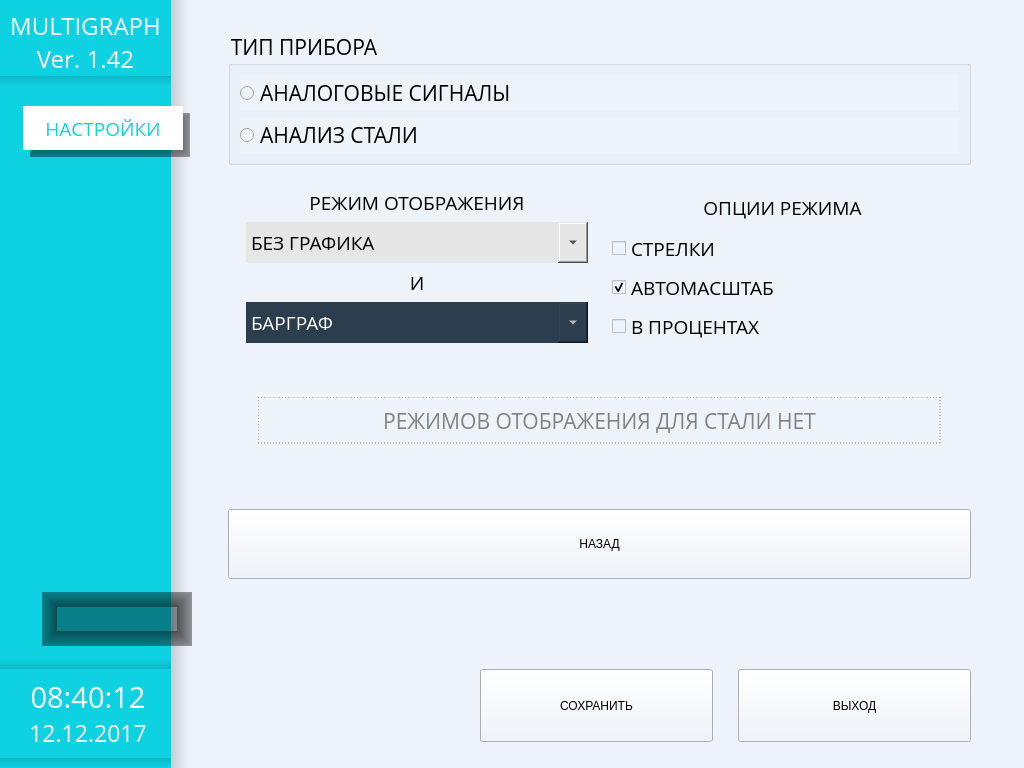
Above: menu.ui from tomyqg/topaz-m before the change. Below: the same form after it.
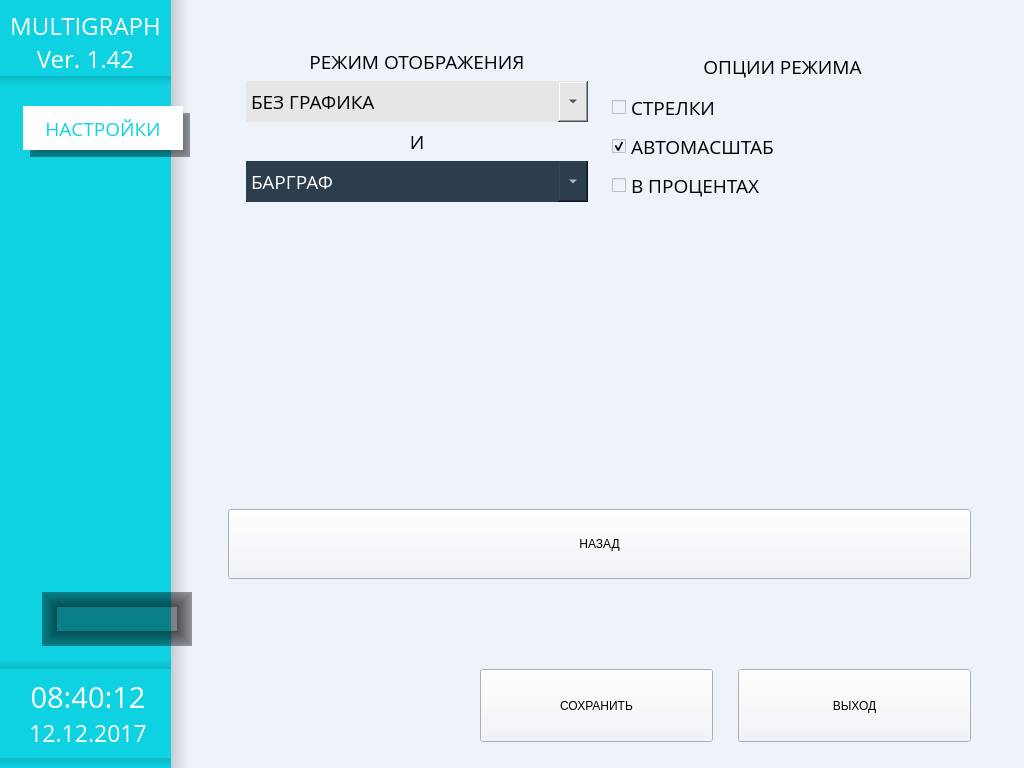
That is the form after the change. The open tabs and pages were chosen to show the change. Icons and pictures are not drawn. Custom widgets are drawn as their Qt base class.

Commit message: Скрытие  некоторых кнопок в режиме Анализа стали

The edit to the form file:
```diff
--- a/menu.ui
+++ b/menu.ui
@@ -3622,47 +3622,6 @@
              <property name="rightMargin">
               <number>53</number>
              </property>
-             <item>
-              <widget class="QGroupBox" name="groupBoxTypePribor">
-               <property name="font">
-                <font>
-                 <family>Open Sans</family>
-                 <pointsize>16</pointsize>
-                </font>
-               </property>
-               <property name="title">
-                <string>ТИП ПРИБОРА</string>
-               </property>
-               <layout class="QVBoxLayout" name="verticalLayout_18">
-                <item>
-                 <widget class="QRadioButton" name="radioButAnalogModes">
-                  <property name="font">
-                   <font>
-                    <family>Open Sans</family>
-                    <pointsize>16</pointsize>
-                   </font>
-                  </property>
-                  <property name="text">
-                   <string>АНАЛОГОВЫЕ СИГНАЛЫ</string>
-                  </property>
-                 </widget>
-                </item>
-                <item>
-                 <widget class="QRadioButton" name="radioButSteelModes">
-                  <property name="font">
-                   <font>
-                    <family>Open Sans</family>
-                    <pointsize>16</pointsize>
-                   </font>
-                  </property>
-                  <property name="text">
-                   <string>АНАЛИЗ СТАЛИ</string>
-                  </property>
-                 </widget>
-                </item>
-               </layout>
-              </widget>
-             </item>
              <item>
               <widget class="QFrame" name="frameAnalogModes">
                <property name="frameShape">
@@ -3908,56 +3867,6 @@
                </layout>
               </widget>
              </item>
-             <item>
-              <widget class="QFrame" name="frameSteelMode">
-               <property name="minimumSize">
-                <size>
-                 <width>0</width>
-                 <height>107</height>
-                </size>
-               </property>
-               <property name="frameShape">
-                <enum>QFrame::NoFrame</enum>
-               </property>
-               <property name="frameShadow">
-                <enum>QFrame::Raised</enum>
-               </property>
-               <layout class="QVBoxLayout" name="verticalLayout_19">
-                <property name="leftMargin">
-                 <number>30</number>
-                </property>
-                <property name="topMargin">
-                 <number>30</number>
-                </property>
-                <property name="rightMargin">
-                 <number>30</number>
-                </property>
-                <property name="bottomMargin">
-                 <number>30</number>
-                </property>
-                <item>
-                 <widget class="QLabel" name="label_2">
-                  <property name="font">
-                   <font>
-                    <family>Open Sans</family>
-                    <pointsize>16</pointsize>
-                   </font>
-                  </property>
-                  <property name="styleSheet">
-                   <string notr="true">color:  rgb(130, 130,130);
-border: 1px dashed  rgb(130, 130, 130);</string>
-                  </property>
-                  <property name="text">
-                   <string>РЕЖИМОВ ОТОБРАЖЕНИЯ ДЛЯ СТАЛИ НЕТ</string>
-                  </property>
-                  <property name="alignment">
-                   <set>Qt::AlignCenter</set>
-                  </property>
-                 </widget>
-                </item>
-               </layout>
-              </widget>
-             </item>
              <item>
               <spacer name="verticalSpacer_16">
                <property name="orientation">
```
Left out of the diff: 4 changed lines with no effect on the pictures. The commit also changes 2 other files.
